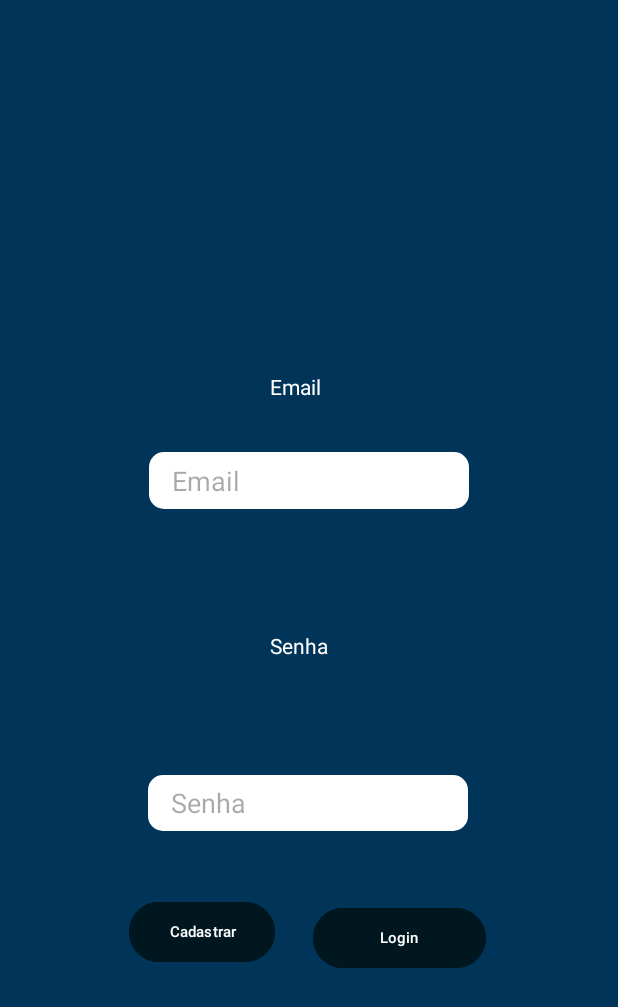
After one commit to joselucas0/Controle-de-Endere-os, an Android app: the layout activity_login.xml on its own in the app's theme, with its tools: preview values and no code run, on a phone screen of 412 x 824 dp. The commit adds this screen. Shown: the top 1007 px of the screen. Run offline under Robolectric (Android 15) with nearby library versions, the phone set to English and light mode, and no system bars.

Commit message:
Tela login

```diff
--- /dev/null
+++ b/BDRoom24/app/src/main/res/drawable/rounded_edittext_background.xml
@@ -0,0 +1,6 @@
+<?xml version="1.0" encoding="utf-8"?>
+<shape xmlns:android="http://schemas.android.com/apk/res/android">
+    <solid android:color="@color/branco" /> <corners android:topLeftRadius="10dp" android:topRightRadius="10dp"
+    android:bottomRightRadius="10dp"
+    android:bottomLeftRadius="10dp" />
+</shape>
--- /dev/null
+++ b/BDRoom24/app/src/main/res/layout/activity_login.xml
@@ -0,0 +1,114 @@
+<?xml version="1.0" encoding="utf-8"?>
+<androidx.constraintlayout.widget.ConstraintLayout xmlns:android="http://schemas.android.com/apk/res/android"
+    xmlns:app="http://schemas.android.com/apk/res-auto"
+    xmlns:tools="http://schemas.android.com/tools"
+    android:layout_width="match_parent"
+    android:layout_height="match_parent"
+    android:background="@color/azulPrincipal">
+
+    <TextView
+        android:id="@+id/textEmail"
+        android:layout_width="51dp"
+        android:layout_height="31dp"
+        android:layout_marginStart="176dp"
+        android:layout_marginTop="248dp"
+        android:layout_marginEnd="177dp"
+        android:layout_marginBottom="464dp"
+        android:textColor="@color/branco"
+        android:text="Email"
+        app:layout_constraintBottom_toBottomOf="parent"
+        app:layout_constraintEnd_toEndOf="parent"
+        app:layout_constraintStart_toStartOf="parent"
+        app:layout_constraintTop_toTopOf="parent"
+        app:layout_constraintVertical_bias="0.0" />
+
+    <EditText
+        android:id="@+id/editTextText4"
+        android:layout_width="213dp"
+        android:layout_height="38dp"
+        android:layout_marginStart="100dp"
+        android:layout_marginTop="22dp"
+        android:layout_marginEnd="100dp"
+        android:layout_marginBottom="396dp"
+        android:background="@drawable/rounded_edittext_background"
+        android:ems="10"
+        android:hint="Email"
+        android:style="@style/EditTextHintSmall"
+        android:inputType="text"
+        android:paddingStart="15dp"
+        app:layout_constraintBottom_toBottomOf="parent"
+        app:layout_constraintEnd_toEndOf="parent"
+        app:layout_constraintStart_toStartOf="parent"
+        app:layout_constraintTop_toBottomOf="@+id/textEmail"
+        app:layout_constraintVertical_bias="0.0" />
+
+    <EditText
+        android:id="@+id/editSenha"
+        app.layout_constraintHorizontal_bias="0.0"
+        android:layout_width="213dp"
+        android:layout_height="37dp"
+        android:layout_marginStart="100dp"
+        android:layout_marginTop="44dp"
+        android:layout_marginEnd="101dp"
+        android:layout_marginBottom="246dp"
+        android:background="@drawable/rounded_edittext_background"
+        android:ems="10"
+        android:hint="Senha"
+        android:paddingStart="15dp"
+        android:style="@style/EditTextHintSmall"
+        android:inputType="textPassword"
+        app:layout_constraintBottom_toBottomOf="parent"
+        app:layout_constraintEnd_toEndOf="parent"
+        app:layout_constraintStart_toStartOf="parent"
+        app:layout_constraintTop_toBottomOf="@+id/textSenha" />
+
+    <TextView
+        android:id="@+id/textSenha"
+        android:layout_width="50dp"
+        android:layout_height="28dp"
+        android:layout_marginStart="175dp"
+        android:textColor="@color/branco"
+        android:layout_marginTop="41dp"
+        android:layout_marginEnd="178dp"
+        android:layout_marginBottom="336dp"
+        android:text="Senha"
+        app:layout_constraintBottom_toBottomOf="parent"
+        app:layout_constraintEnd_toEndOf="parent"
+        app:layout_constraintStart_toStartOf="parent"
+        app:layout_constraintTop_toBottomOf="@+id/editTextText4" />
+
+
+    <Button
+        android:id="@+id/buttonLogin"
+        android:layout_width="115dp"
+        android:layout_height="48dp"
+        android:layout_marginStart="12dp"
+        android:layout_marginTop="35dp"
+        android:layout_marginEnd="88dp"
+        android:layout_marginBottom="163dp"
+        android:text="Login"
+        android:textSize="10sp"
+        app:layout_constraintBottom_toBottomOf="parent"
+        app:layout_constraintEnd_toEndOf="parent"
+        app:layout_constraintStart_toEndOf="@+id/buttonCadastro"
+        android:backgroundTint="@color/azulEscuro"
+        app:layout_constraintTop_toBottomOf="@+id/editSenha" />
+
+    <Button
+        android:id="@+id/buttonCadastro"
+        android:layout_width="0dp"
+        android:layout_height="wrap_content"
+        android:layout_marginStart="86dp"
+        android:layout_marginTop="28dp"
+        android:layout_marginEnd="13dp"
+        android:layout_marginBottom="163dp"
+        android:text="Cadastrar"
+        android:textSize="10sp"
+        app:layout_constraintBottom_toBottomOf="parent"
+        app:layout_constraintEnd_toStartOf="@+id/buttonLogin"
+        app:layout_constraintStart_toStartOf="parent"
+        android:backgroundTint="@color/azulEscuro"
+        app:layout_constraintTop_toBottomOf="@+id/editSenha" />
+
+
+</androidx.constraintlayout.widget.ConstraintLayout>
--- a/BDRoom24/app/src/main/res/values/colors.xml
+++ b/BDRoom24/app/src/main/res/values/colors.xml
@@ -1,8 +1,8 @@
 <?xml version="1.0" encoding="utf-8"?>
 <resources>
-    <color name="black">#FF000000</color>
-    <color name="white">#FFFFFFFF</color>
-    <color name="richBlack">#00171F</color>
+    <color name="preto">#FF000000</color>
+    <color name="branco">#FFFFFFFF</color>
+    <color name="azulEscuro">#00171F</color>
     <color name="azulPrincipal">#003459</color>
     <color name="azulSecundario">#007EA7</color>
     <color name="azulClaro">#00A7E1</color>
--- /dev/null
+++ b/BDRoom24/app/src/main/res/values/styles.xml
@@ -0,0 +1,5 @@
+<?xml version="1.0" encoding="utf-8"?>
+<resources>
+    <style name="EditTextHintSmall">
+        <item name="android:textSize">12sp</item>  </style>
+</resources>
```
